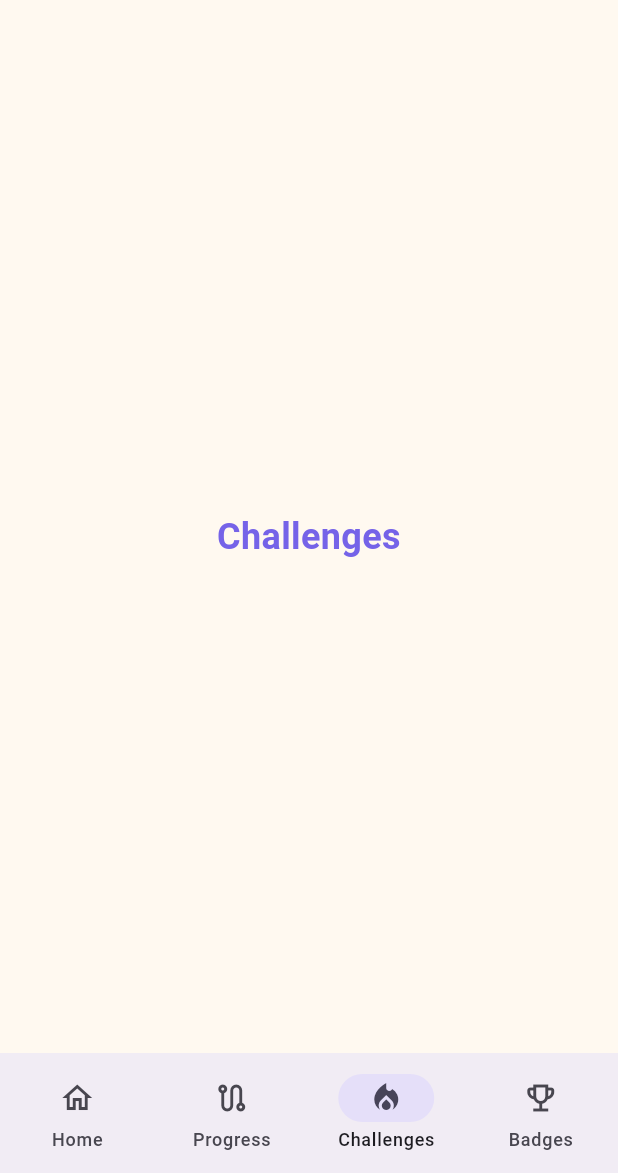
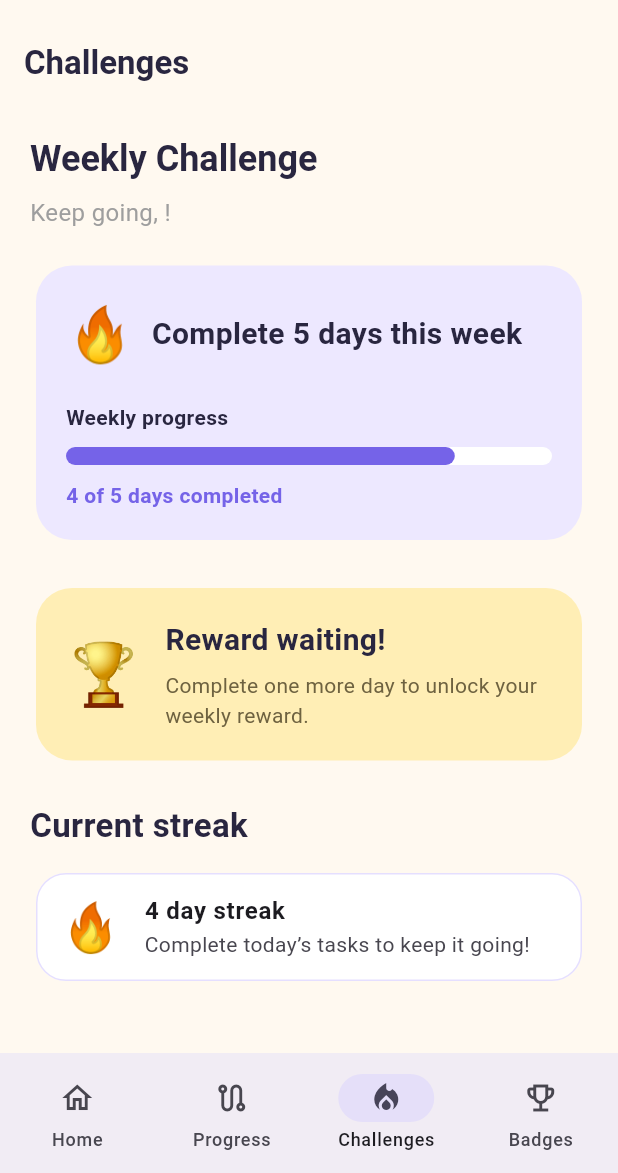
Before and after one commit to SarahAlkhalifah7/SWE463-MobileApplicationDevelopment, a Flutter app: the ChildModeScreen screen opened directly with empty values, item 3 of the bottom bar chosen, on a phone screen of 412 x 824 dp, the part 63-1236 px from its top. Run offline on Flutter 3.47's test engine with Material 3 defaults, Android fonts, the phone set to English and light mode, and no system bars; our stand-ins replace image_picker, shared_preferences; accounts and stored records are empty.

Commit message:
Implement child weekly challenges and streak screen

```diff
--- /dev/null
+++ b/taskarro/lib/screens/child_challenges.dart
@@ -0,0 +1,195 @@
+import 'package:flutter/material.dart';
+
+import '../models/child.dart';
+
+class ChildChallengesScreen extends StatelessWidget {
+  const ChildChallengesScreen({
+    super.key,
+    required this.child,
+  });
+
+  final Child child;
+
+  @override
+  Widget build(BuildContext context) {
+    return Scaffold(
+      backgroundColor: const Color(0xFFFFF9F0),
+      appBar: AppBar(
+        backgroundColor: const Color(0xFFFFF9F0),
+        elevation: 0,
+        foregroundColor: const Color(0xFF292640),
+        title: const Text(
+          'Challenges',
+          style: TextStyle(
+            fontWeight: FontWeight.bold,
+          ),
+        ),
+      ),
+      body: SingleChildScrollView(
+        padding: const EdgeInsets.all(20),
+        child: Column(
+          crossAxisAlignment: CrossAxisAlignment.start,
+          children: [
+            Text(
+              'Weekly Challenge',
+              style: Theme.of(context).textTheme.headlineSmall?.copyWith(
+                    fontWeight: FontWeight.bold,
+                    color: const Color(0xFF292640),
+                  ),
+            ),
+            const SizedBox(height: 8),
+            Text(
+              'Keep going, ${child.name}!',
+              style: const TextStyle(
+                fontSize: 16,
+                color: Colors.grey,
+              ),
+            ),
+            const SizedBox(height: 20),
+
+            Card(
+              color: const Color(0xFFEDE8FF),
+              elevation: 0,
+              shape: RoundedRectangleBorder(
+                borderRadius: BorderRadius.circular(24),
+              ),
+              child: Padding(
+                padding: const EdgeInsets.all(20),
+                child: Column(
+                  crossAxisAlignment: CrossAxisAlignment.start,
+                  children: [
+                    const Row(
+                      children: [
+                        Text(
+                          '🔥',
+                          style: TextStyle(fontSize: 36),
+                        ),
+                        SizedBox(width: 12),
+                        Expanded(
+                          child: Text(
+                            'Complete 5 days this week',
+                            style: TextStyle(
+                              fontSize: 20,
+                              fontWeight: FontWeight.bold,
+                              color: Color(0xFF292640),
+                            ),
+                          ),
+                        ),
+                      ],
+                    ),
+                    const SizedBox(height: 20),
+                    const Text(
+                      'Weekly progress',
+                      style: TextStyle(
+                        fontWeight: FontWeight.w600,
+                        color: Color(0xFF292640),
+                      ),
+                    ),
+                    const SizedBox(height: 10),
+                    LinearProgressIndicator(
+                      value: 0.8,
+                      minHeight: 12,
+                      borderRadius: BorderRadius.circular(10),
+                      backgroundColor: Colors.white,
+                      valueColor: const AlwaysStoppedAnimation<Color>(
+                        Color(0xFF7563E8),
+                      ),
+                    ),
+                    const SizedBox(height: 10),
+                    const Text(
+                      '4 of 5 days completed',
+                      style: TextStyle(
+                        color: Color(0xFF7563E8),
+                        fontWeight: FontWeight.bold,
+                      ),
+                    ),
+                  ],
+                ),
+              ),
+            ),
+
+            const SizedBox(height: 24),
+
+            Card(
+              color: const Color(0xFFFFEEB5),
+              elevation: 0,
+              shape: RoundedRectangleBorder(
+                borderRadius: BorderRadius.circular(24),
+              ),
+              child: const Padding(
+                padding: EdgeInsets.all(20),
+                child: Row(
+                  children: [
+                    Text(
+                      '🏆',
+                      style: TextStyle(fontSize: 40),
+                    ),
+                    SizedBox(width: 16),
+                    Expanded(
+                      child: Column(
+                        crossAxisAlignment: CrossAxisAlignment.start,
+                        children: [
+                          Text(
+                            'Reward waiting!',
+                            style: TextStyle(
+                              fontSize: 20,
+                              fontWeight: FontWeight.bold,
+                              color: Color(0xFF292640),
+                            ),
+                          ),
+                          SizedBox(height: 6),
+                          Text(
+                            'Complete one more day to unlock your weekly reward.',
+                            style: TextStyle(
+                              color: Color(0xFF6E6240),
+                            ),
+                          ),
+                        ],
+                      ),
+                    ),
+                  ],
+                ),
+              ),
+            ),
+
+            const SizedBox(height: 24),
+
+            const Text(
+              'Current streak',
+              style: TextStyle(
+                fontSize: 22,
+                fontWeight: FontWeight.bold,
+                color: Color(0xFF292640),
+              ),
+            ),
+            const SizedBox(height: 12),
+
+            Card(
+              elevation: 0,
+              color: Colors.white,
+              shape: RoundedRectangleBorder(
+                borderRadius: BorderRadius.circular(20),
+                side: const BorderSide(
+                  color: Color(0xFFE5DFFF),
+                ),
+              ),
+              child: const ListTile(
+                leading: Text(
+                  '🔥',
+                  style: TextStyle(fontSize: 32),
+                ),
+                title: Text(
+                  '4 day streak',
+                  style: TextStyle(
+                    fontWeight: FontWeight.bold,
+                  ),
+                ),
+                subtitle: Text('Complete today’s tasks to keep it going!'),
+              ),
+            ),
+          ],
+        ),
+      ),
+    );
+  }
+}
--- a/taskarro/lib/screens/child_mode.dart
+++ b/taskarro/lib/screens/child_mode.dart
@@ -3,6 +3,7 @@ import 'child_progress.dart';
 import '../models/child.dart';
 import 'child_tasks.dart';
 import 'placeholder.dart';
+import 'child_challenges.dart';
 
 class ChildModeScreen extends StatefulWidget {
   const ChildModeScreen({
@@ -23,11 +24,9 @@ class _ChildModeScreenState extends State<ChildModeScreen> {
   Widget build(BuildContext context) {
 
     final screens = <Widget>[
-  ChildTasksScreen(child: widget.child),     // Home
-  ChildProgressScreen(child: widget.child),  // Progress
-  const PlaceholderScreen(
-    title: 'Challenges',
-  ),
+  ChildTasksScreen(child: widget.child),
+  ChildProgressScreen(child: widget.child),
+  ChildChallengesScreen(child: widget.child),
   const PlaceholderScreen(
     title: 'Achievements / Badges',
   ),
```
